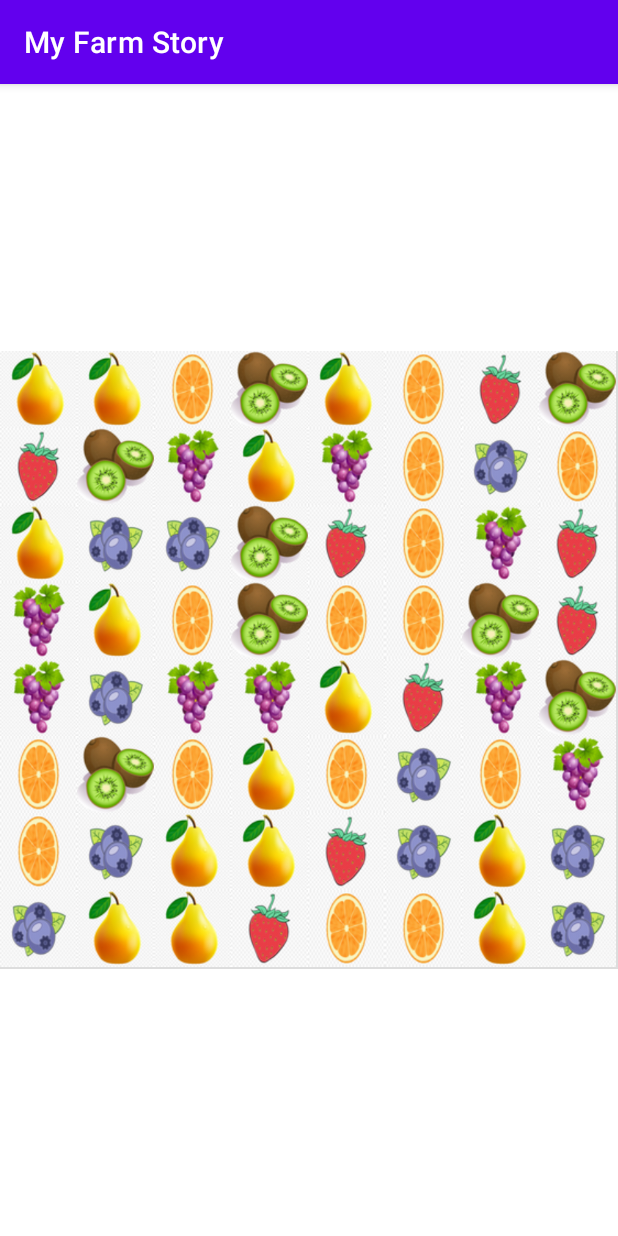
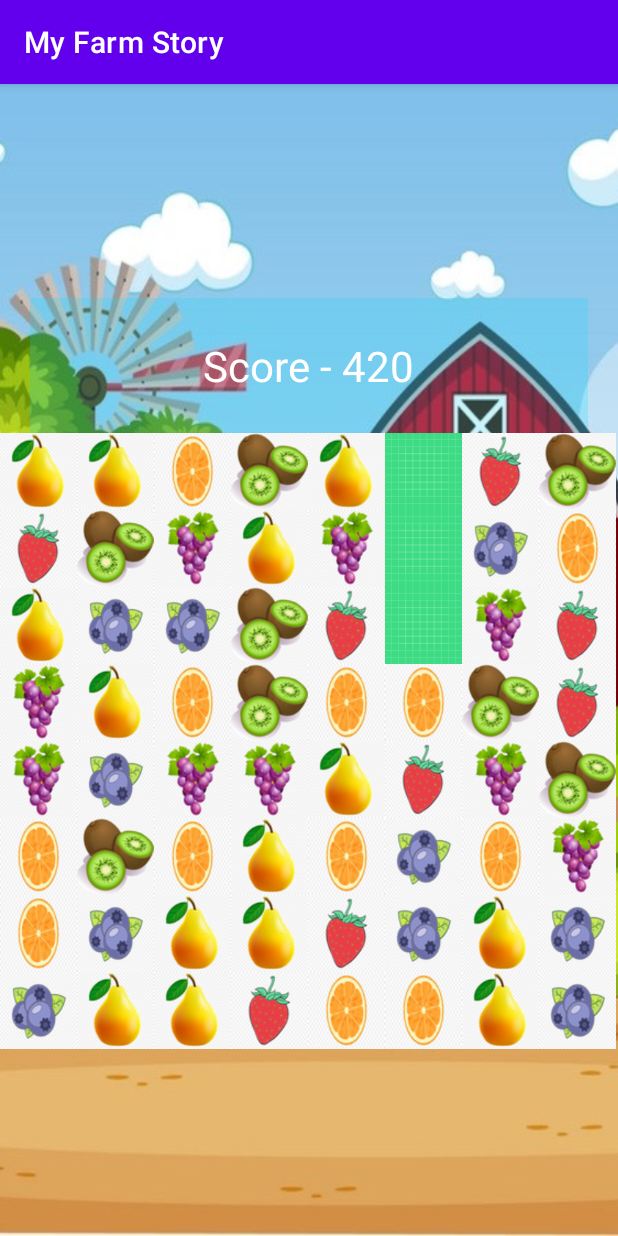
Before and after one commit to TanHoang01/MyFarmStory, an Android app: the screen it shows after launch (MainActivity), on a phone screen of 412 x 824 dp. Run offline under Robolectric (Android 15) with nearby library versions, the phone set to English and light mode, and no system bars.

Commit message:
Background and columncheck
Added background, placeholder score number text and checkColumnforThree function

```diff
--- a/MyFarmStory/app/src/main/java/com/example/myfarmstory/MainActivity.java
+++ b/MyFarmStory/app/src/main/java/com/example/myfarmstory/MainActivity.java
@@ -9,6 +9,7 @@ import android.util.DisplayMetrics;
 import android.view.ViewGroup;
 import android.widget.GridLayout;
 import android.widget.ImageView;
+import android.widget.TextView;
 
 import java.util.ArrayList;
 import java.util.Arrays;
@@ -30,12 +31,14 @@ public class MainActivity extends AppCompatActivity {
     int notFruit = R.drawable.ic_launcher_background;
     Handler mHandler;
     int interval = 100;
+    TextView scoreResult;
 
     @SuppressLint("ClickableViewAccessibility")
     @Override
     protected void onCreate(Bundle savedInstanceState) {
         super.onCreate(savedInstanceState);
         setContentView(R.layout.activity_main);
+        scoreResult = findViewById(R.id.score);
         DisplayMetrics displayMetrics = new DisplayMetrics();
         getWindowManager().getDefaultDisplay().getMetrics(displayMetrics);
         widthOfScreen = displayMetrics.widthPixels;
@@ -110,6 +113,28 @@ public class MainActivity extends AppCompatActivity {
         }
     }
 
+    private void checkColumnForThree()
+    {
+        for (int i = 0; i < 47; i++)
+        {
+            int chosenFruit = (int) fruit.get(i).getTag();
+            boolean isBlank = (int) fruit.get(i).getTag() == notFruit;
+            int x = i;
+            if ((int) fruit.get(x).getTag() == chosenFruit && !isBlank &&
+                    (int) fruit.get(x+noOfBlocks).getTag() == chosenFruit &&
+                    (int) fruit.get(x+2*noOfBlocks).getTag() == chosenFruit)
+            {
+                fruit.get(x).setImageResource(notFruit);
+                fruit.get(x).setTag(notFruit);
+                x = x + noOfBlocks;
+                fruit.get(x).setImageResource(notFruit);
+                fruit.get(x).setTag(notFruit);
+                x = x + noOfBlocks;
+                fruit.get(x).setImageResource(notFruit);
+                fruit.get(x).setTag(notFruit);
+            }        }
+    }
+
     Runnable repeatChecker = new Runnable()
     {
         @Override
@@ -118,6 +143,7 @@ public class MainActivity extends AppCompatActivity {
             try
             {
                 checkRowForThree();
+                checkColumnForThree();
             }
             finally
             {
--- a/MyFarmStory/app/src/main/res/layout/activity_main.xml
+++ b/MyFarmStory/app/src/main/res/layout/activity_main.xml
@@ -7,13 +7,41 @@
     android:orientation="vertical"
     android:id="@+id/mainLayout"
     android:gravity="center"
+    android:background="@drawable/farm"
     tools:context=".MainActivity">
 
-<GridLayout
-    android:layout_width="match_parent"
-    android:layout_height="match_parent"
-    android:id="@+id/board"
-    android:background="#ddd"
-    android:orientation="horizontal"/>
+    <LinearLayout
+        android:id="@+id/linLay"
+        android:layout_width="match_parent"
+        android:layout_height="90dp"
+        android:background="#3400ddff"
+        android:gravity="center"
+        android:orientation="horizontal"
+        android:padding="20dp"
+        android:layout_marginStart="20dp"
+        android:layout_marginEnd="20dp"
+        android:layout_marginTop="20dp">
 
+        <TextView
+            android:layout_width="wrap_content"
+            android:layout_height="wrap_content"
+            android:text="Score - "
+            android:textColor="#fff"
+            android:textSize="28sp" />
+
+        <TextView
+            android:layout_width="wrap_content"
+            android:layout_height="wrap_content"
+            android:text="420"
+            android:textColor="#fff"
+            android:id="@+id/score"
+            android:textSize="28sp" />
 </LinearLayout>
+
+        <GridLayout
+            android:id="@+id/board"
+            android:layout_width="match_parent"
+            android:layout_height="match_parent"
+            android:orientation="horizontal" />
+
+    </LinearLayout>
```
Also changed, not shown: MyFarmStory/app/src/main/res/drawable/farm.jpg (added).
